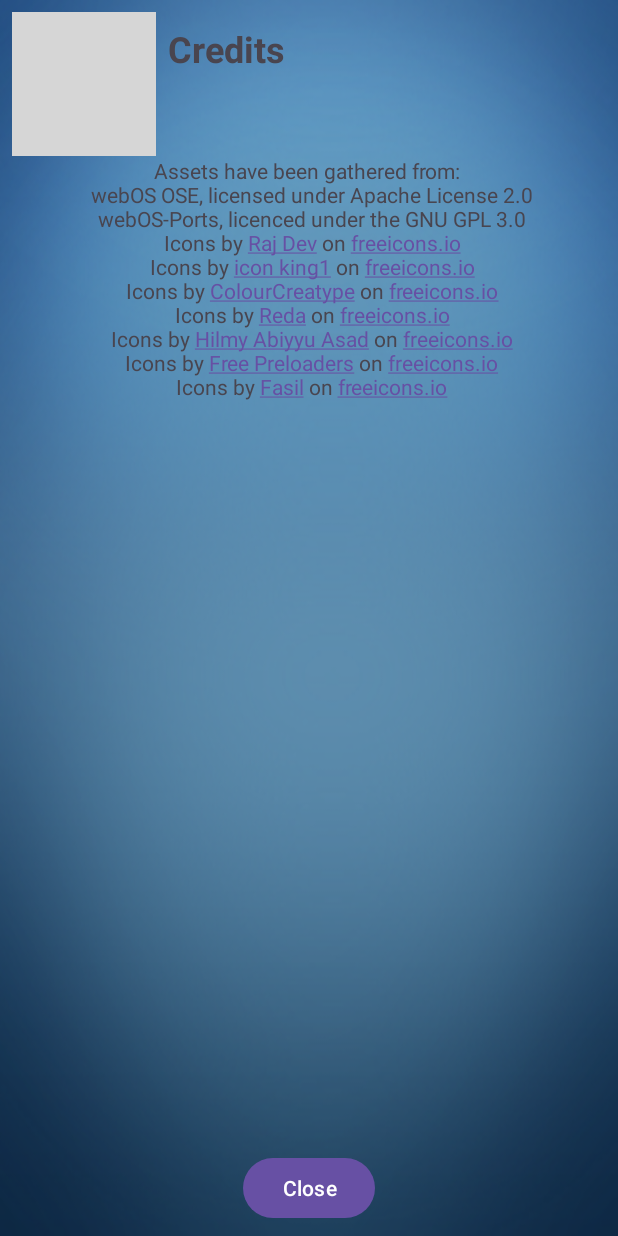
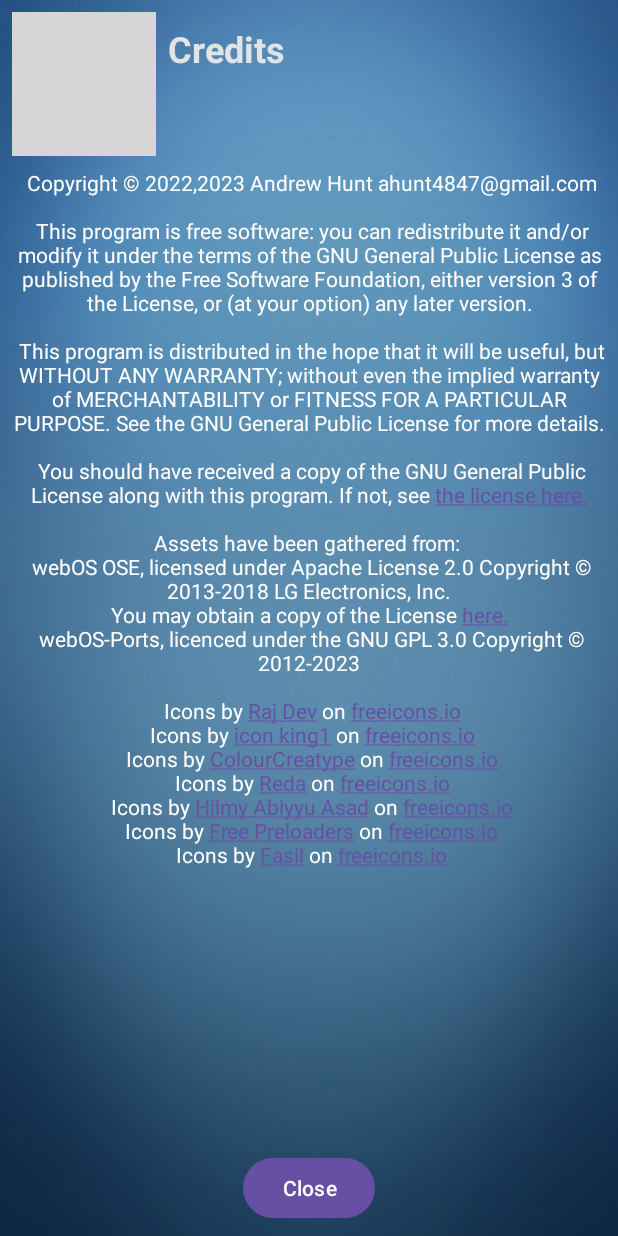
Before and after one commit to achunt2143/W-Launcher, an Android app: the fragment CreditsPage placed in its activity, on a phone screen of 412 x 824 dp. Run offline under Robolectric (Android 15) with nearby library versions, the phone set to English and light mode, and no system bars; grey boxes are pictures that could not be loaded.

Commit message:
release 1.1 with licensing update

```diff
--- a/app/build.gradle
+++ b/app/build.gradle
@@ -9,8 +9,8 @@ android {
         applicationId "com.achunt.weboslauncher"
         minSdk 26
         targetSdk 32
-        versionCode 1
-        versionName "1.0"
+        versionCode 22
+        versionName "1.1"
 
         testInstrumentationRunner "androidx.test.runner.AndroidJUnitRunner"
     }
--- a/app/src/main/AndroidManifest.xml
+++ b/app/src/main/AndroidManifest.xml
@@ -34,7 +34,7 @@
             <intent-filter>
                 <action android:name="android.intent.action.MAIN" />
                 <!-- Remove the next line to remove from launchers
-                <category android:name="android.intent.category.LAUNCHER" -->
+                <category android:name="android.intent.category.LAUNCHER"-->
                 <category android:name="android.intent.category.HOME" />
                 <category android:name="android.intent.category.DEFAULT" />
             </intent-filter>
--- a/app/src/main/java/com/achunt/weboslauncher/AppsDrawer.java
+++ b/app/src/main/java/com/achunt/weboslauncher/AppsDrawer.java
@@ -119,8 +119,6 @@ public class AppsDrawer extends Fragment {
 
     @Override
     public void onPause() {
-        System.out.println("**********" + getParentFragmentManager().getBackStackEntryCount());
-
         if (getParentFragmentManager().getBackStackEntryCount() > 1) {
             getParentFragmentManager().popBackStack();
         }
--- a/app/src/main/java/com/achunt/weboslauncher/MainActivity.java
+++ b/app/src/main/java/com/achunt/weboslauncher/MainActivity.java
@@ -58,7 +58,6 @@ public class MainActivity extends AppCompatActivity {
 
     @Override
     public void onBackPressed() {
-        System.out.println("****back entries " + getSupportFragmentManager().getBackStackEntryCount());
         if (getSupportFragmentManager().getBackStackEntryCount() > 1) {
             super.onBackPressed();
             getFragmentManager().popBackStack();
--- a/app/src/main/res/layout/fragment_credits_page.xml
+++ b/app/src/main/res/layout/fragment_credits_page.xml
@@ -24,19 +24,26 @@
         android:layout_height="wrap_content"
         android:layout_gravity="center"
         android:layout_margin="8dp"
-        android:layout_marginTop="16dp"
+        android:layout_marginTop="48dp"
         android:text="Credits"
         android:textAlignment="center"
+        android:textColor="@color/mochilight"
         android:textSize="24sp"
         android:textStyle="bold"
         app:layout_constraintStart_toEndOf="@+id/beanCredits"
         app:layout_constraintTop_toTopOf="@id/beanCredits" />
 
     <TextView
+        android:id="@+id/cText"
         android:layout_width="match_parent"
-        android:layout_height="wrap_content"
+        android:layout_height="0dp"
+        android:layout_margin="8dp"
+        android:linksClickable="true"
+        android:scrollbars="vertical"
         android:text="@string/credits"
         android:textAlignment="center"
+        android:textColor="@color/white"
+        app:layout_constraintBottom_toTopOf="@id/credClose"
         app:layout_constraintEnd_toEndOf="parent"
         app:layout_constraintStart_toStartOf="parent"
         app:layout_constraintTop_toBottomOf="@id/beanCredits" />
--- a/app/src/main/res/values/strings.xml
+++ b/app/src/main/res/values/strings.xml
@@ -5,7 +5,6 @@
     <string name="tab_text_2">Tab 2</string>
     <string name="title_activity_appsdrawer">AppsdrawerActivity</string>
     <string name="title_activity_applaunch">ApplaunchActivity</string>
-    <!-- TODO: Remove or change this placeholder text -->
     <string name="hello_blank_fragment">Hello blank fragment</string>
     <string name="about_text">This launcher is aimed to provide a replacement to the very intuitive launcher found on classic webOS devices and LuneOS, for Android. The styling is based after some of the best parts of webOS and LuneOS, notably the Just Type… feature and quick settings right in your app drawer. This launcher is a passion project that is meant to provide the ability to re-experience webOS now that it has had yet another nail in its coffin after the shutdown of 3G. The usefulness is basically gone from these really incredible devices. Now with Android having native gesture support that heavily emulates webOS, this launcher just adds to the experience we all have been missing.
 \n\n
@@ -14,10 +13,24 @@ Check out my github for project updates.\n</string>
     <string name="appwidget_text">EXAMPLE</string>
     <string name="add_widget">Add widget</string>
     <string name="app_widget_description">This is an app widget description</string>
-    <string name="credits">Assets have been gathered from:
+    <string name="credits">
+    Copyright © 2022,2023  Andrew Hunt ahunt4847@gmail.com\n\n
+
+    This program is free software: you can redistribute it and/or modify
+    it under the terms of the GNU General Public License as published by
+    the Free Software Foundation, either version 3 of the License, or
+    (at your option) any later version.\n\n
+
+    This program is distributed in the hope that it will be useful,
+    but WITHOUT ANY WARRANTY; without even the implied warranty of
+    MERCHANTABILITY or FITNESS FOR A PARTICULAR PURPOSE.  See the
+    GNU General Public License for more details.\n\n
+
+    You should have received a copy of the GNU General Public License
+        along with this program.  If not, see <a href="https://www.gnu.org/licenses/">the license here.</a>\n\nAssets have been gathered from:
 \n
-webOS OSE, licensed under Apache License 2.0\n
-webOS-Ports, licenced under the GNU GPL 3.0\n
+webOS OSE, licensed under Apache License 2.0 Copyright © 2013-2018 LG Electronics, Inc.\nYou may obtain a copy of the License <a href="http://www.apache.org/licenses/LICENSE-2.0">here.</a>\n
+webOS-Ports, licenced under the GNU GPL 3.0 Copyright © 2012-2023\n\n
 Icons by <a href="https://freeicons.io/profile/714">Raj Dev</a> on <a href="https://freeicons.io">freeicons.io</a>\n
 Icons by <a href="https://freeicons.io/profile/3">icon king1</a> on <a href="https://freeicons.io">freeicons.io</a>\n
 Icons by <a href="https://freeicons.io/profile/5790">ColourCreatype</a> on <a href="https://freeicons.io">freeicons.io</a>\n
```
Also changed, not shown: 4 other files.
